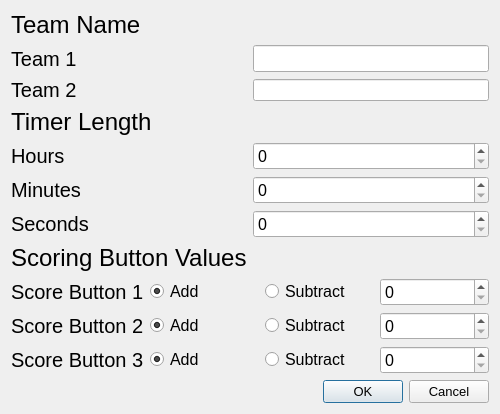
Above: change values.ui from 26mcgarp/PyQt6-Boiler-Plate before the change. Below: the same form after it.
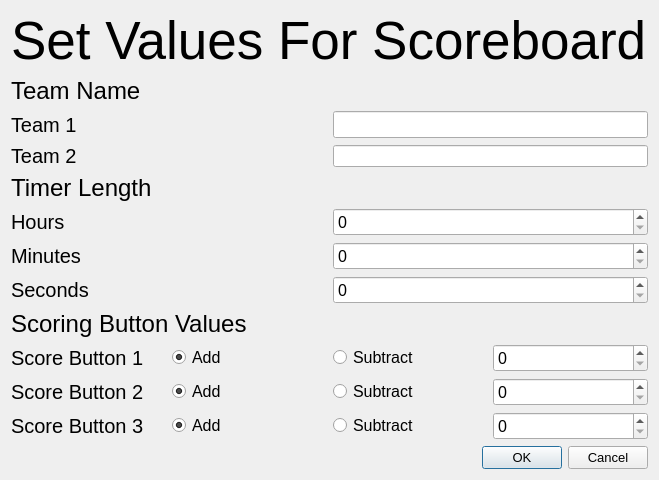
That is the form after the change.

Commit message: enable/diasable buttons for no file open

Patch:
```diff
--- a/change values.ui
+++ b/change values.ui
@@ -6,14 +6,39 @@
    <rect>
     <x>0</x>
     <y>0</y>
-    <width>500</width>
-    <height>400</height>
+    <width>659</width>
+    <height>430</height>
    </rect>
   </property>
   <property name="windowTitle">
    <string>Change Scoreboard Values</string>
   </property>
   <layout class="QVBoxLayout" name="verticalLayout">
+   <item>
+    <widget class="QLabel" name="label_12">
+     <property name="font">
+      <font>
+       <pointsize>40</pointsize>
+      </font>
+     </property>
+     <property name="text">
+      <string>Set Values For Scoreboard</string>
+     </property>
+    </widget>
+   </item>
+   <item>
+    <spacer name="verticalSpacer_3">
+     <property name="orientation">
+      <enum>Qt::Vertical</enum>
+     </property>
+     <property name="sizeHint" stdset="0">
+      <size>
+       <width>20</width>
+       <height>40</height>
+      </size>
+     </property>
+    </spacer>
+   </item>
    <item>
     <widget class="QLabel" name="label_9">
      <property name="font">
```
Left out of the diff: 18 changed lines with no effect on the pictures. The commit also changes 3 other files.
